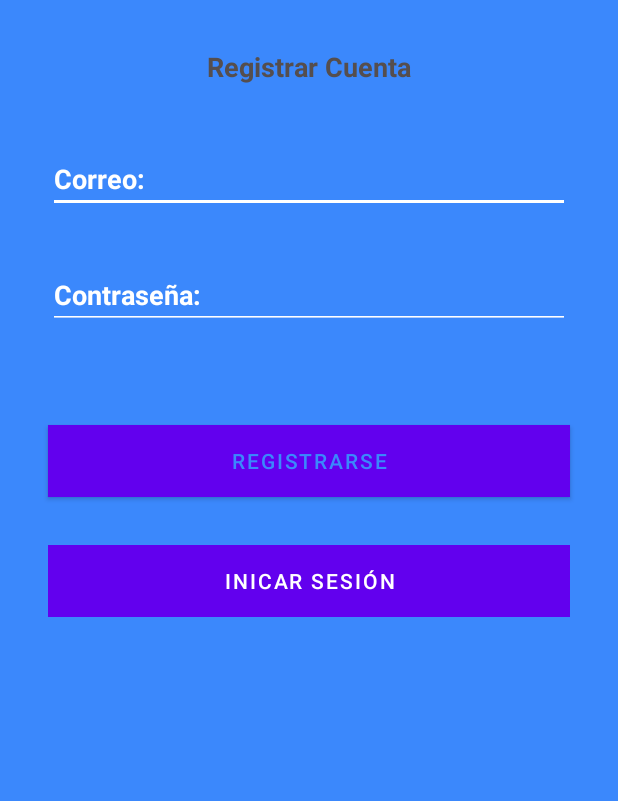
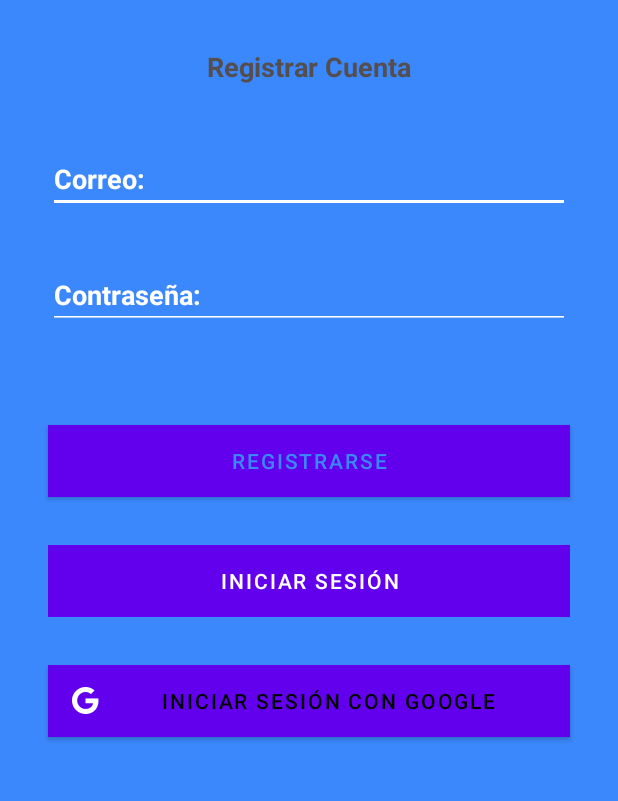
Before and after one commit to carloshdz99/Mecca-Movil, an Android app: the RegisterActivity screen opened directly, with no data from a screen before it, on a phone screen of 412 x 824 dp, the part 215-1016 px from its top. Run offline under Robolectric (Android 15) with nearby library versions, the phone set to English and light mode, and no system bars; our stand-ins replace Firebase (no records; nobody signed in at launch, a user with empty details on screens opened directly).

Commit message:
login google

```diff
--- a/app/build.gradle
+++ b/app/build.gradle
@@ -1,5 +1,6 @@
 plugins {
     id 'com.android.application'
+    id 'com.google.gms.google-services'
 }
 
 android {
@@ -33,6 +34,8 @@ dependencies {
     implementation 'androidx.appcompat:appcompat:1.2.0'
     implementation 'com.google.android.material:material:1.3.0'
     implementation 'androidx.constraintlayout:constraintlayout:2.0.4'
+    implementation 'com.google.firebase:firebase-auth:19.2.0'
+    implementation 'com.google.android.gms:play-services-auth:19.0.0'
     testImplementation 'junit:junit:4.+'
     androidTestImplementation 'androidx.test.ext:junit:1.1.2'
     androidTestImplementation 'androidx.test.espresso:espresso-core:3.3.0'
--- a/app/src/main/AndroidManifest.xml
+++ b/app/src/main/AndroidManifest.xml
@@ -1,6 +1,8 @@
 <?xml version="1.0" encoding="utf-8"?>
 <manifest xmlns:android="http://schemas.android.com/apk/res/android"
     package="com.multiclinicas.meccamovil">
+
+    <uses-permission android:name="android.permission.INTERNET"/>
 
     <application
         android:allowBackup="true"
--- a/app/src/main/res/layout/activity_register.xml
+++ b/app/src/main/res/layout/activity_register.xml
@@ -79,6 +79,7 @@
         android:layout_marginTop="64dp"
         android:layout_marginEnd="32dp"
         android:background="@drawable/btn_white"
+        android:backgroundTint="@color/white"
         android:text="@string/btnRegistro"
         android:textColor="@color/primaryBlue"
         app:layout_constraintEnd_toEndOf="parent"
@@ -99,4 +100,20 @@
         app:layout_constraintStart_toStartOf="parent"
         app:layout_constraintTop_toBottomOf="@+id/btnRegisterEmail" />
 
+    <Button
+        android:id="@+id/googleButton"
+        android:layout_width="match_parent"
+        android:layout_height="wrap_content"
+        android:layout_marginStart="32dp"
+        android:layout_marginTop="32dp"
+        android:layout_marginEnd="32dp"
+        android:background="@color/purple_200"
+        android:text="Iniciar Sesión con Google"
+        android:onClick="googleSesion"
+        android:textColor="@color/black"
+        app:icon="@drawable/googleg_standard_color_18"
+        app:layout_constraintEnd_toEndOf="parent"
+        app:layout_constraintStart_toStartOf="parent"
+        app:layout_constraintTop_toBottomOf="@+id/btnRegisterLogin" />
+
 </androidx.constraintlayout.widget.ConstraintLayout>
--- a/app/src/main/res/values/strings.xml
+++ b/app/src/main/res/values/strings.xml
@@ -9,7 +9,7 @@
     <string name="descripcion_logo">Logo Multiclinicas</string>
 
     <!-- strings para botones -->
-    <string name="btnlogin">Inicar Sesión</string>
+    <string name="btnlogin">Iniciar Sesión</string>
     <string name="btnRegistro">Registrarse</string>
 
     <!-- Strings campos de texto -->
--- a/build.gradle
+++ b/build.gradle
@@ -6,6 +6,7 @@ buildscript {
     }
     dependencies {
         classpath "com.android.tools.build:gradle:4.1.2"
+        classpath 'com.google.gms:google-services:4.3.5'
 
         // NOTE: Do not place your application dependencies here; they belong
         // in the individual module build.gradle files
```
Also changed, not shown: app/src/main/java/com/multiclinicas/meccamovil/RegisterActivity.java (+65 -1 lines), 1 other file.
